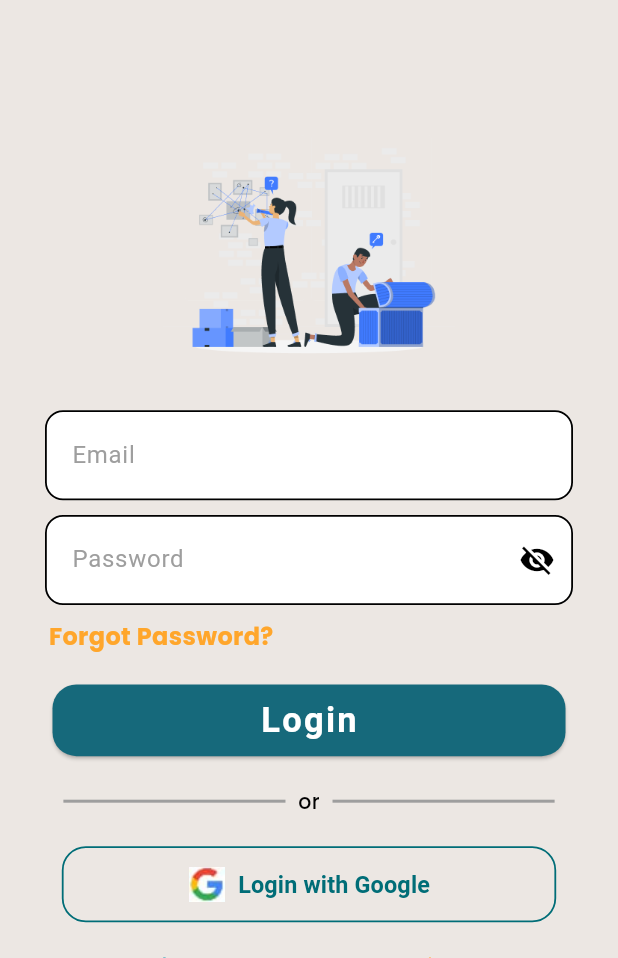
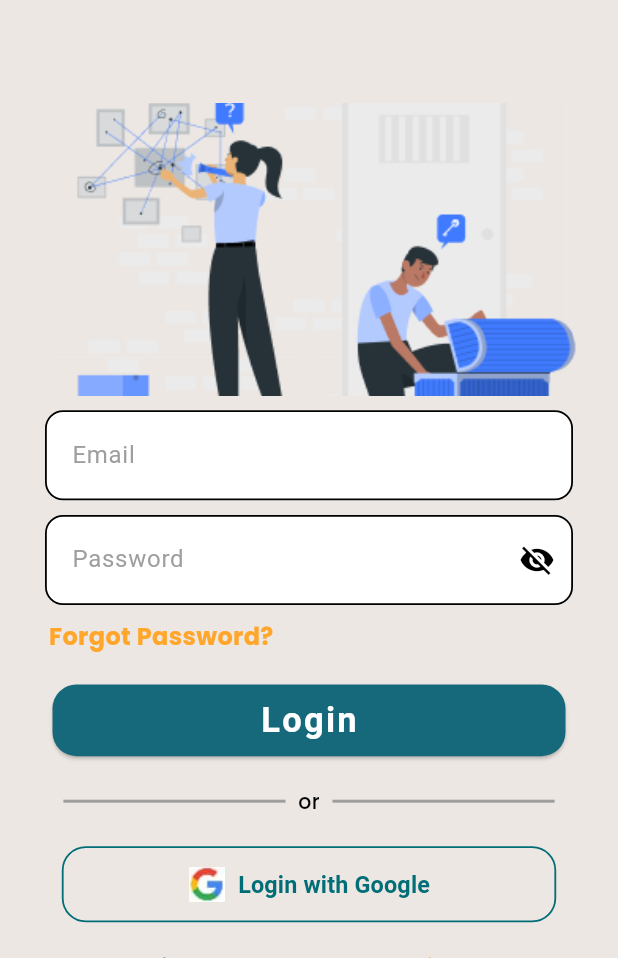
Before and after one commit to nhahub/NHA-229, a Flutter app: the screen it shows after launch, after a tap on "Skip", after a tap on "Login", on a phone screen of 412 x 824 dp, the part 278-1236 px from its top. Run offline on Flutter 3.47's test engine with Material 3 defaults, Android fonts, the phone set to English and light mode, and no system bars; our stand-ins replace flutter_bloc, flutter_screenutil, flutter_svg, google_fonts, pinput.

Commit message:
adjust image in login screen

```diff
--- a/lib/features/auth/login/screens/login_screen.dart
+++ b/lib/features/auth/login/screens/login_screen.dart
@@ -35,11 +35,14 @@ class LoginScreen extends StatelessWidget {
                 child: Column(
                   children: [
                     const HeaderStack(),
-                    // TODO: adjust the image size if possible
-                    Image.asset(
-                      "assets/images/login.png",
-                      width: 350.w,
+                    SizedBox(
+                      width: 400.w,
                       height: 200.h,
+                      child: Image.asset(
+                        "assets/images/login.png",
+                        fit: BoxFit
+                            .cover,
+                      ),
                     ),
                     SizedBox(height: 10.h),
                     CustomTextFormField(
@@ -80,8 +83,8 @@ class LoginScreen extends StatelessWidget {
                             Navigator.push(
                               context,
                               MaterialPageRoute(
-                                builder:
-                                    (context) => ForgetPasswordEmailScreen(),
+                                builder: (context) =>
+                                    ForgetPasswordEmailScreen(),
                               ),
                             );
                           },
--- a/pubspec.yaml
+++ b/pubspec.yaml
@@ -19,7 +19,7 @@ publish_to: 'none' # Remove this line if you wish to publish to pub.dev
 version: 1.0.0+1
 
 environment:
-  sdk: ^3.7.2
+  sdk: ">=3.6.0 <4.0.0"
 
 # Dependencies specify other packages that your package needs in order to work.
 # To automatically upgrade your package dependencies to the latest versions
@@ -38,8 +38,8 @@ dependencies:
   cupertino_icons: ^1.0.8
   google_fonts: ^6.3.0
   pinput: ^5.0.2
-  intl: ^0.20.0
-  flutter_svg: ^2.2.1
+  intl: ^0.19.0
+  flutter_svg: ^2.2.0
   flutter_screenutil: ^5.9.3
   flutter_bloc: ^9.1.1
 
```
Also changed, not shown: pubspec.lock.
